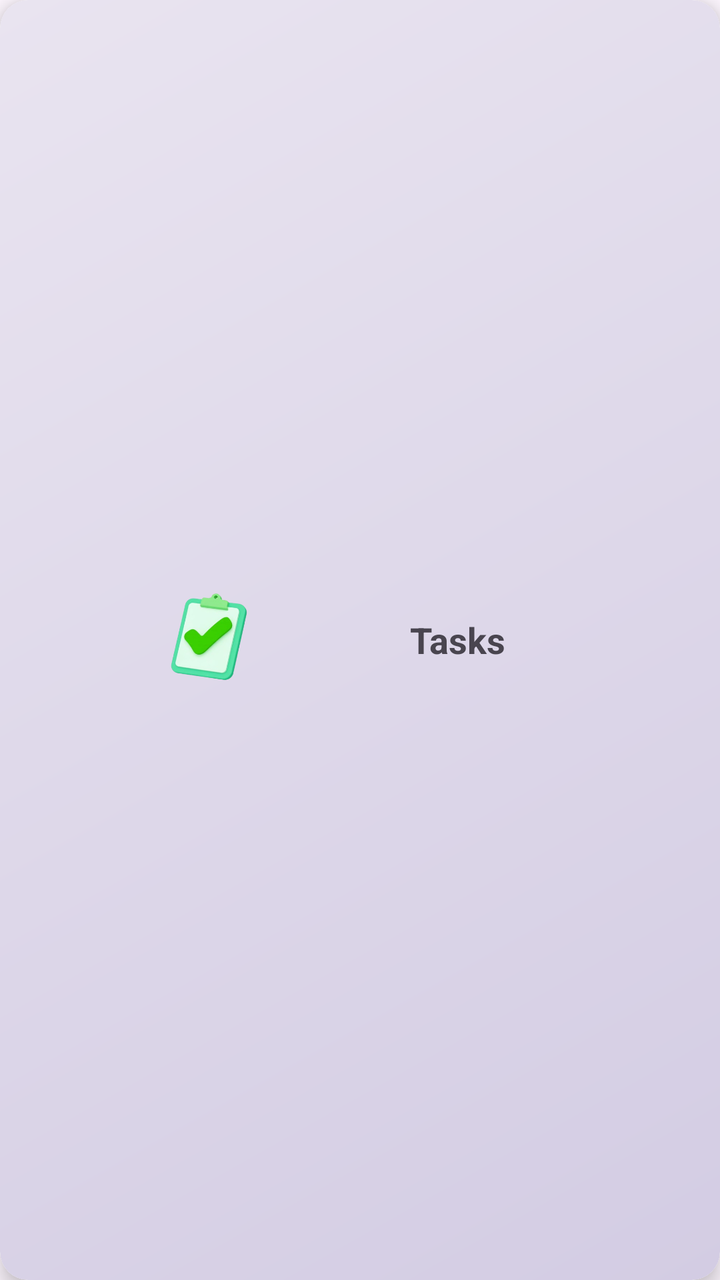
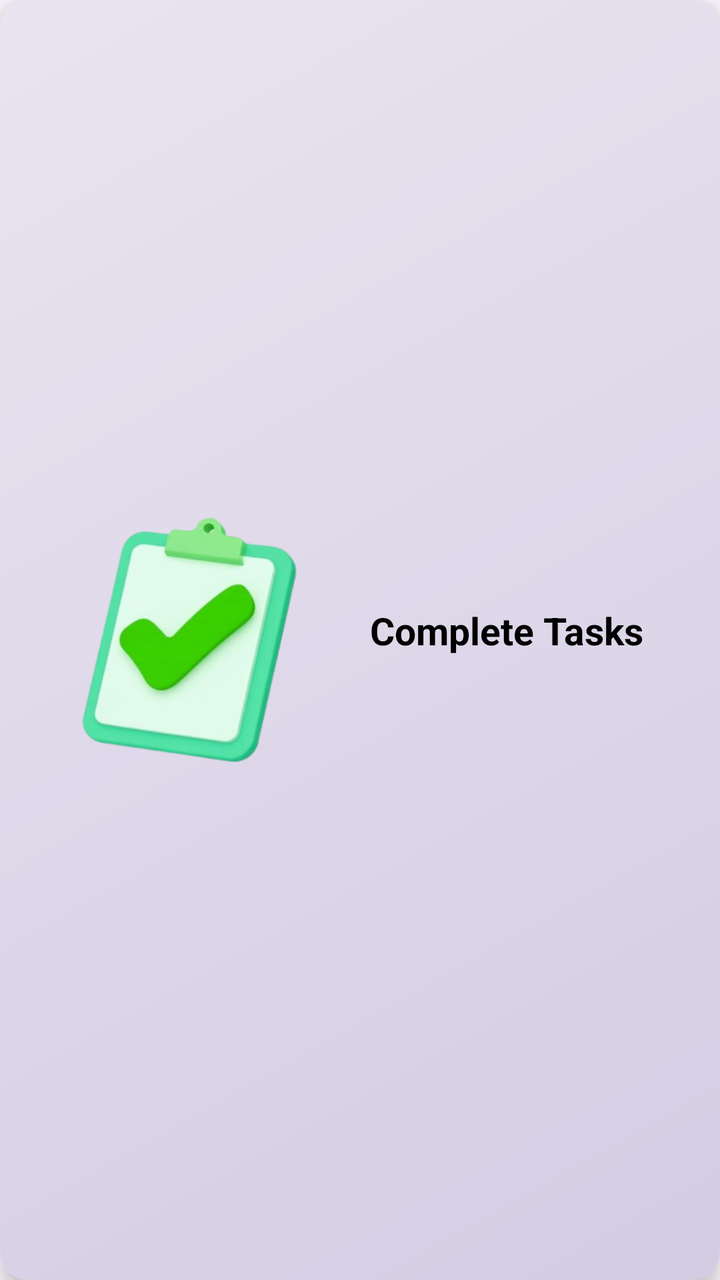

Compare the two renders of this Android layout. The source of the first and the diff that turns it into the second are given below.
<!-- AndroidManifest.xml: application theme Theme.RGamer -->
<!-- res/layout/card_tasks.xml -->
<?xml version="1.0" encoding="utf-8"?>
<androidx.cardview.widget.CardView
    xmlns:android="http://schemas.android.com/apk/res/android"
    xmlns:app="http://schemas.android.com/apk/res-auto"
    android:id="@+id/card_tasks"
    android:layout_width="match_parent"
    android:layout_height="157dp"
    android:layout_marginBottom="12dp"
    app:cardCornerRadius="14dp"
    app:cardElevation="6dp">

    <LinearLayout
        android:layout_width="match_parent"
        android:layout_height="match_parent"
        android:padding="16dp"
        android:background="@drawable/bg_card_gradient"
        android:orientation="horizontal"
        android:gravity="center_vertical">

        <ImageView
            android:layout_width="177dp"
            android:layout_height="132dp"
            android:src="@drawable/ic_tasks" />

        <TextView
            android:layout_width="wrap_content"
            android:layout_height="wrap_content"
            android:layout_marginStart="12dp"
            android:text="Tasks"
            android:textSize="18sp"
            android:textStyle="bold"/>

    </LinearLayout>
</androidx.cardview.widget.CardView>
<!-- resources referenced by this layout -->
<resources>
  <!-- drawable bg_card_gradient (drawable) -->
  <?xml version="1.0" encoding="utf-8"?>
  <shape xmlns:android="http://schemas.android.com/apk/res/android"
      android:shape="rectangle">
  
      
      <corners android:radius="14dp" />
  
      
      <gradient
          android:startColor="#D3CCE3"
          android:endColor="#E9E4F0"
          android:angle="135" />
  
  </shape>
  <!-- drawable ic_tasks: png bitmap (drawable, 78738 bytes) -->
  <style name="Theme.RGamer" parent="Base.Theme.RGamer" />
  <style name="Base.Theme.RGamer" parent="Theme.Material3.DayNight.NoActionBar">
          
          
      </style>
</resources>

<!-- the commit's change to res/layout/card_tasks.xml (unified diff, before → after) -->
@@ -18,17 +18,18 @@
         android:gravity="center_vertical">
 
         <ImageView
-            android:layout_width="177dp"
-            android:layout_height="132dp"
+            android:layout_width="157dp"
+            android:layout_height="123dp"
             android:src="@drawable/ic_tasks" />
 
         <TextView
-            android:layout_width="wrap_content"
-            android:layout_height="wrap_content"
+            android:layout_width="220dp"
+            android:layout_height="35dp"
             android:layout_marginStart="12dp"
-            android:text="Tasks"
-            android:textSize="18sp"
-            android:textStyle="bold"/>
+            android:text="Complete Tasks"
+            android:textColor="@color/black"
+            android:textSize="19dp"
+            android:textStyle="bold" />
 
     </LinearLayout>
 </androidx.cardview.widget.CardView>
<!-- resource entries referenced after the edit -->
@@ -1,5 +1,6 @@
 <!-- resources referenced by this layout -->
 <resources>
+  <color name="black">#FF000000</color>
   <!-- drawable bg_card_gradient (drawable) -->
   <?xml version="1.0" encoding="utf-8"?>
   <shape xmlns:android="http://schemas.android.com/apk/res/android"
@@ -15,7 +16,7 @@
           android:angle="135" />
   
   </shape>
-  <!-- drawable ic_tasks: png bitmap (drawable, 78738 bytes) -->
+  <!-- drawable ic_tasks: png bitmap (drawable, 55555 bytes) -->
   <style name="Theme.RGamer" parent="Base.Theme.RGamer" />
   <style name="Base.Theme.RGamer" parent="Theme.Material3.DayNight.NoActionBar">
           
